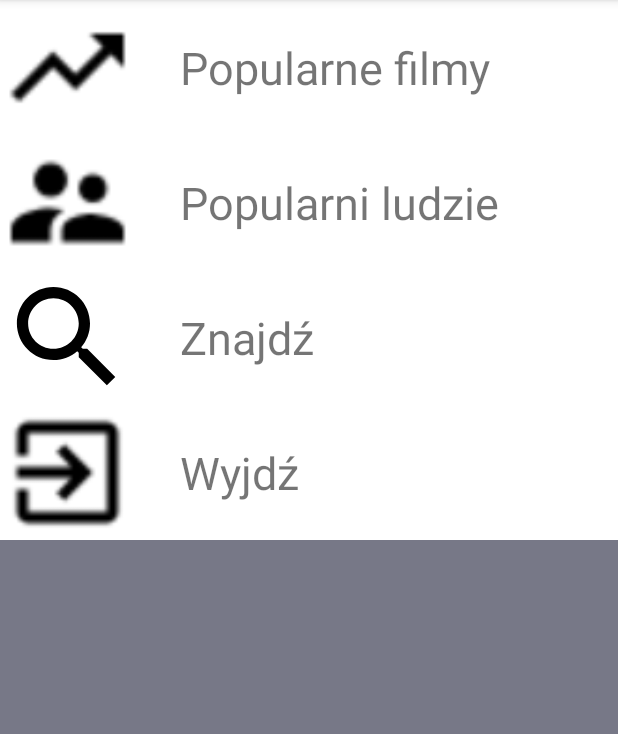
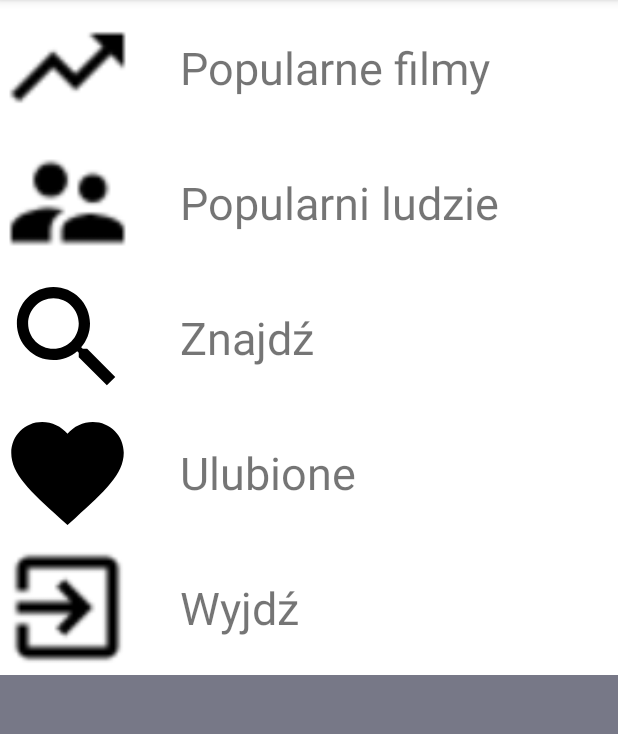
Before and after one commit to norles/Filmoteka, an Android app: the screen it shows after launch (MenuActivity), on a phone screen of 412 x 824 dp, the part 84-818 px from its top. Run offline under Robolectric (Android 15) with nearby library versions, the phone set to English and light mode, and no system bars.

Commit message:
Add Favourites to menu

```diff
--- a/app/src/main/java/filmoteka/norles/github/com/filmoteka/MenuActivity.java
+++ b/app/src/main/java/filmoteka/norles/github/com/filmoteka/MenuActivity.java
@@ -14,6 +14,7 @@
     private LinearLayout menu_1;
     private LinearLayout menu_2;
     private LinearLayout menu_3;
+    private LinearLayout menu_4;
 
     private LinearLayout menu_exit;
 
@@ -27,6 +28,7 @@
         menu_1 = findViewById(R.id.menu_1);
         menu_2 = findViewById(R.id.menu_2);
         menu_3 = findViewById(R.id.menu_3);
+        menu_4 = findViewById(R.id.menu_4);
         menu_exit = findViewById(R.id.menu_exit);
 
         initViews();
@@ -51,6 +53,12 @@
                 changeActivity(SearchActivity.class);
             }
         });
+        menu_4.setOnClickListener(new View.OnClickListener() {
+            @Override
+            public void onClick(View view) {
+                changeActivity(FavouritesActivity.class);
+            }
+        });
         menu_exit.setOnClickListener(new View.OnClickListener() {
             @Override
             public void onClick(View view) {
--- a/app/src/main/res/layout/content_menu.xml
+++ b/app/src/main/res/layout/content_menu.xml
@@ -78,6 +78,27 @@
         </LinearLayout>
 
         <LinearLayout
+                android:id="@+id/menu_4"
+                android:layout_width="match_parent"
+                android:layout_height="wrap_content"
+                android:orientation="horizontal"
+                android:gravity="center_vertical"
+                android:background="@color/cardview_light_background">
+
+            <ImageView
+                    android:layout_width="90dp"
+                    android:layout_height="90dp"
+                    android:src="@drawable/ic_favourite"/>
+
+            <TextView
+                    android:layout_width="wrap_content"
+                    android:layout_height="wrap_content"
+                    android:paddingLeft="@dimen/menu_left_padding"
+                    android:textSize="@dimen/menu_text_size"
+                    android:text="@string/favourites"/>
+        </LinearLayout>
+
+        <LinearLayout
                 android:id="@+id/menu_exit"
                 android:layout_width="match_parent"
                 android:layout_height="wrap_content"
```
